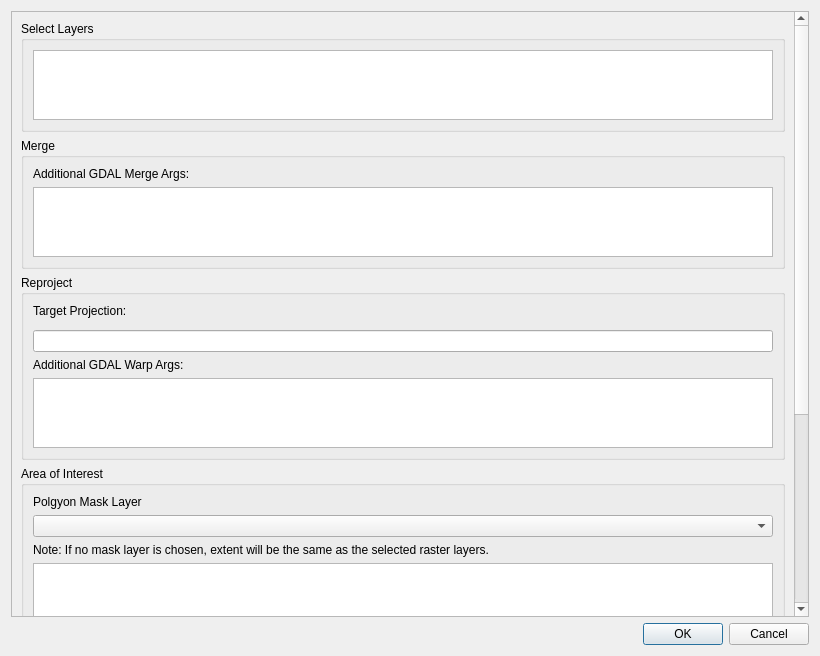
This is qgis_blender_dialog_base.ui in benleamon/QGIS2Blender as Qt 5 draws it before an edit. The edited form follows.
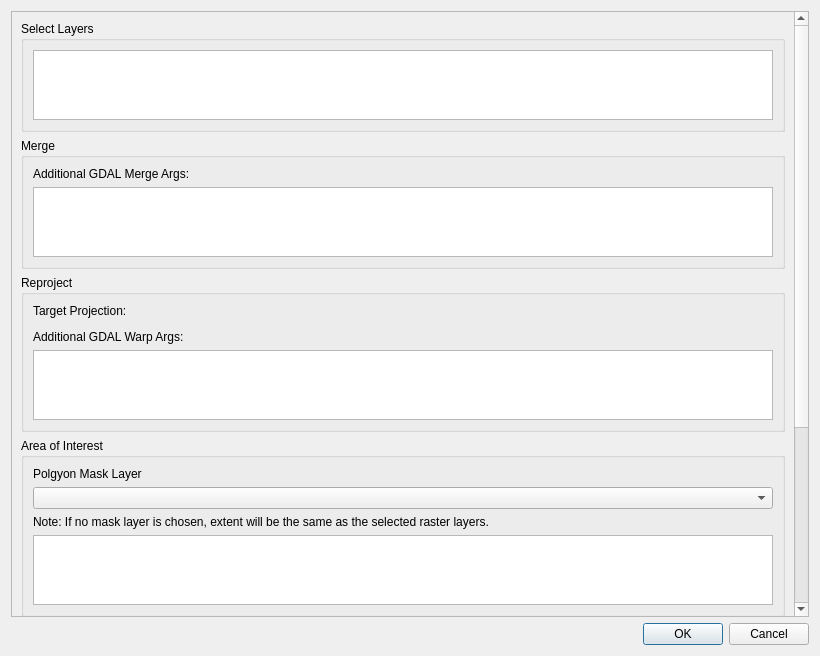
This is the edited form. Custom widgets are drawn as their Qt base class.

Commit message: Remove old CRS input widget

```diff
--- a/qgis_blender_dialog_base.ui
+++ b/qgis_blender_dialog_base.ui
@@ -30,7 +30,7 @@
           <x>0</x>
           <y>0</y>
           <width>785</width>
-          <height>818</height>
+          <height>793</height>
          </rect>
         </property>
         <layout class="QVBoxLayout" name="verticalLayout_6">
@@ -85,9 +85,6 @@
             <item>
              <widget class="QgsProjectionSelectionWidget" name="mQgsProjectionSelectionWidget_target_crs"/>
             </item>
-            <item>
-             <widget class="QLineEdit" name="lineEdit_target_crs"/>
-            </item>
             <item>
              <widget class="QLabel" name="label_5">
               <property name="text">
```
Left out of the diff: 1 changed line with no effect on the pictures.
